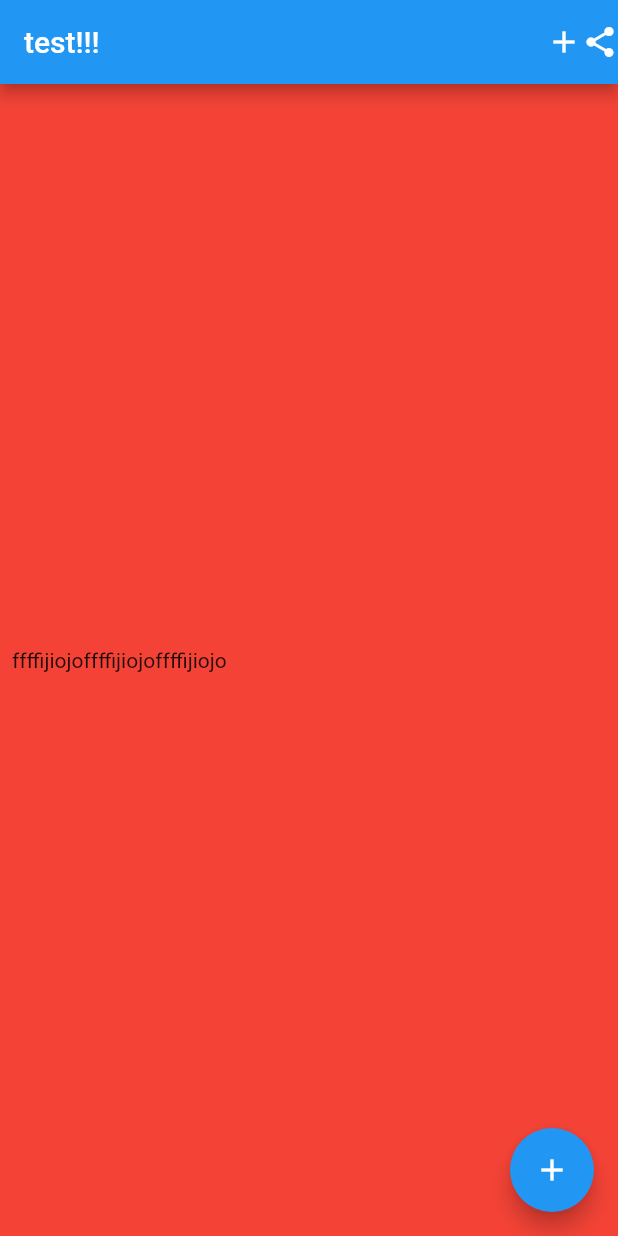
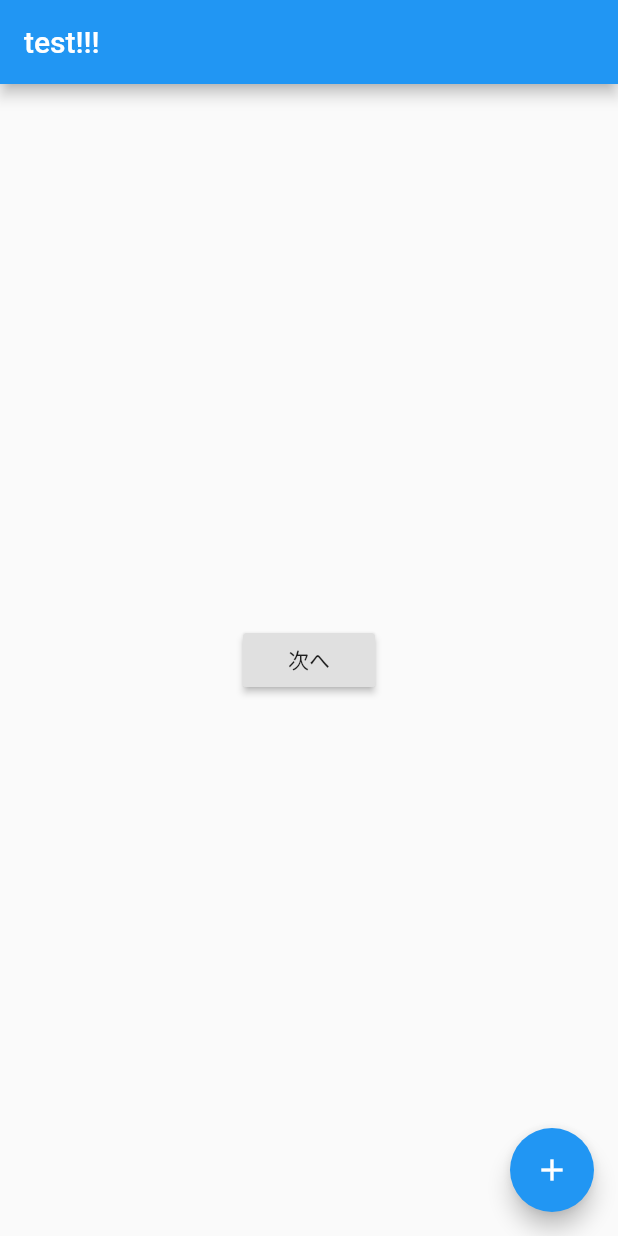
Before and after one commit to takumi1005/flutter-lerning, a Flutter app: the screen it shows after launch, on a phone screen of 412 x 824 dp. Run offline on Flutter 3.47's test engine with Material 2 defaults, Android fonts, the phone set to English and light mode, and no system bars.

Commit message:
基本の画面遷移

```diff
--- a/lib/main.dart
+++ b/lib/main.dart
@@ -1,4 +1,6 @@
 import 'package:flutter/material.dart';
+
+import 'next_page.dart';
 
 void main() {
   runApp(MyApp());
@@ -40,23 +42,20 @@ class _MyHomePageState extends State<MyHomePage> {
     return Scaffold(
       appBar: AppBar(
         title: Text('test!!!'),
-        actions: <Widget>[
-          Icon(Icons.add),
-          Icon(Icons.share),
-        ],
       ),
-      body: Container(
-        height: double.infinity,
-        color: Colors.red,
-        child: Padding(
-          padding: EdgeInsets.all(8.0),
-          child: Row(
-            children: <Widget>[
-              Text('ffffijiojo'),
-              Text('ffffijiojo'),
-              Text('ffffijiojo'),
-            ],
-          ),
+      body: Center(
+        child: RaisedButton(
+          child: Text('次へ'),
+          onPressed: () {
+            // ここを押したら反応するコードを書く
+            // 画面遷移のコード
+            Navigator.push(
+              context,
+              MaterialPageRoute(
+                builder: (context) => NextPage(),
+              ),
+            );
+          },
         ),
       ),
       floatingActionButton: FloatingActionButton(
```
Also changed, not shown: lib/next_page.dart (added, +25 -0 lines).
